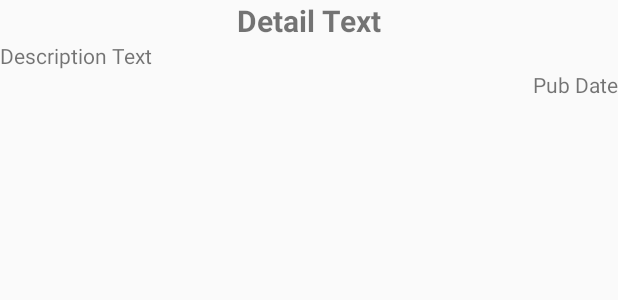
After one commit to EnricGimeno/infoBilbaoUpdateRssLector, an Android app: the layout detail_iten_feed.xml on its own in the app's theme, with its tools: preview values and no code run, on a phone screen of 412 x 824 dp. The commit adds this screen. Shown: the top 300 px of the screen. Run offline under Robolectric (Android 15) with nearby library versions, the phone set to English and light mode, and no system bars.

Commit message:
Added layou for detail items

```diff
--- a/app/src/main/AndroidManifest.xml
+++ b/app/src/main/AndroidManifest.xml
@@ -1,7 +1,8 @@
 <manifest xmlns:android="http://schemas.android.com/apk/res/android"
     package="com.gimeno.enric.infobilbao">
 
-    <uses-permission android:name="android.permission.INTERNET" />
+    <uses-permission android:name="android.permission.INTERNET"/>
+    <uses-permission android:name="android.permission.ACCESS_NETWORK_STATE"/>
 
     <application
         android:allowBackup="true"
--- /dev/null
+++ b/app/src/main/res/layout/detail_iten_feed.xml
@@ -0,0 +1,28 @@
+<?xml version="1.0" encoding="utf-8"?>
+<LinearLayout xmlns:android="http://schemas.android.com/apk/res/android"
+    android:orientation="vertical" android:layout_width="match_parent"
+    android:layout_height="match_parent">
+
+    <TextView
+        android:id="@+id/detailTitle"
+        android:layout_width="wrap_content"
+        android:layout_height="wrap_content"
+        android:text="Detail Text"
+        android:layout_gravity="center_horizontal"
+        android:textStyle="bold"
+        android:textSize="20dp"/>
+
+    <TextView
+        android:id="@+id/detailDescription"
+        android:layout_width="wrap_content"
+        android:layout_height="wrap_content"
+        android:text="Description Text"/>
+
+    <TextView
+        android:id="@+id/detailpubDate"
+        android:layout_width="wrap_content"
+        android:layout_height="wrap_content"
+        android:text="Pub Date"
+        android:layout_gravity="right"/>
+
+</LinearLayout>
--- a/app/src/main/res/xml/settings.xml
+++ b/app/src/main/res/xml/settings.xml
@@ -3,7 +3,7 @@
 
     <PreferenceCategory
         android:title = "@string/languageTitle"
-        android:key="pref_language_category">
+        android:key="pref_key_language">
 
         <ListPreference
             android:key="pref_idiom"
@@ -36,7 +36,7 @@
 
     <PreferenceCategory
         android:title="@string/alertsTitle"
-        android:key="pref_key_storage_settings">
+        android:key="pref_key_alerts">
         <MultiSelectListPreference
             android:key="pref_alert"
             android:title="@string/pref_alerts_title"
```
Also changed, not shown: app/src/main/java/com/gimeno/enric/infobilbao/GetAlertsFromSettings.java (added, +115 -0 lines), app/src/main/java/com/gimeno/enric/infobilbao/ItemClickListener.java (added, +7 -0 lines), app/src/main/java/com/gimeno/enric/infobilbao/MainActivity.java (+74 -12 lines), app/src/main/java/com/gimeno/enric/infobilbao/OnItemClickListener.java (added, +7 -0 lines), app/src/main/java/com/gimeno/enric/infobilbao/RSSParser/RSSFeedListAdapter.java (+26 -12 lines), app/src/main/res/values/strings.xml (+7 -0 lines).
